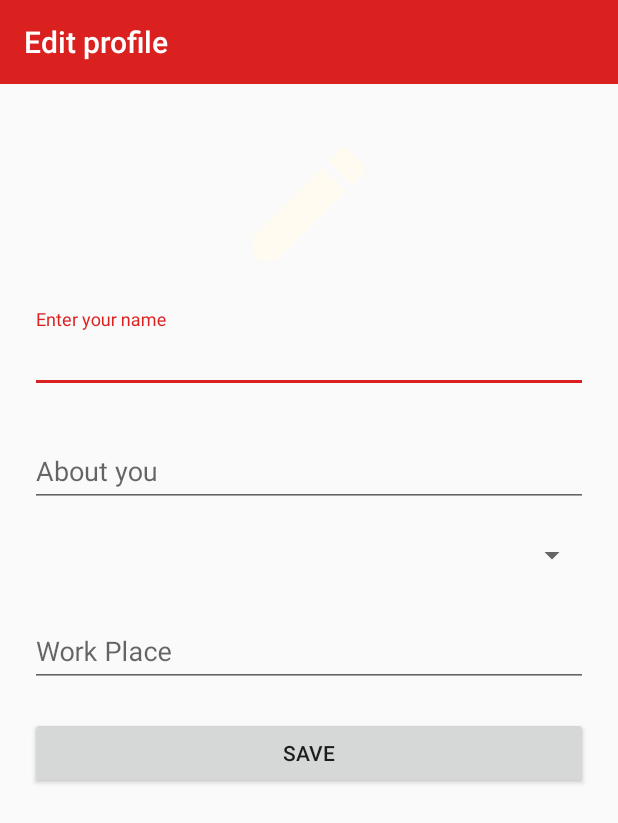
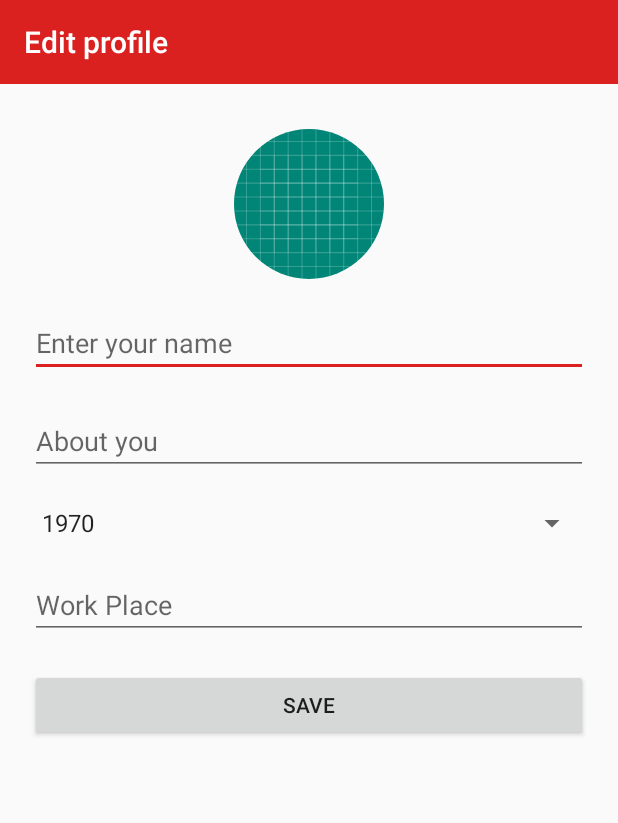
Before and after one commit to DevBold2019/Tinder-clone, an Android app: the setUpProfile screen opened directly, with no data from a screen before it, on a phone screen of 412 x 824 dp. Shown: the top 823 px of the screen. Run offline under Robolectric (Android 15) with nearby library versions, the phone set to English and light mode, and no system bars; our stand-ins replace CircleImageView, Firebase (no records; nobody signed in at launch, a user with empty details on screens opened directly); 3 statements that could not run were skipped.

Commit message:
saving data

```diff
--- a/app/src/main/java/com/example/tinder/Chats/Inbox/inboxActivity.kt
+++ b/app/src/main/java/com/example/tinder/Chats/Inbox/inboxActivity.kt
@@ -11,6 +11,7 @@ import com.example.tinder.Chats.inboxAdapter
 import com.example.tinder.Chats.inboxModel
 import com.example.tinder.R
 import com.example.tinder.mainScreen
+import com.google.android.material.floatingactionbutton.FloatingActionButton
 import kotlinx.android.synthetic.main.activity_inbox.*
 
 class inboxActivity : AppCompatActivity() {
@@ -29,7 +30,7 @@ class inboxActivity : AppCompatActivity() {
         supportActionBar!!.setDisplayHomeAsUpEnabled(true)
 
 
-       val btt:Button=findViewById(R.id.sendMessageButton)
+       val btt:FloatingActionButton=findViewById(R.id.sendMessageButton)
 
     /*   btt.setOnClickListener(View.OnClickListener {
          val gotText= messageEditText.text.toString()
--- a/app/src/main/java/com/example/tinder/Matches/matchAdapter.kt
+++ b/app/src/main/java/com/example/tinder/Matches/matchAdapter.kt
@@ -48,10 +48,10 @@ class matchAdapter: BaseAdapter {
         val t2:TextView=view.findViewById(R.id.MateAge)
         val t3:TextView=view.findViewById(R.id.MateLocation)
 
-        t1.text=contains.name
+        t1.text=contains.Name
         t2.text=contains.Age
-        t3.text=contains.location
-        Glide.with(view).load(contains.pic).into(image)
+      /*  t3.text=contains.location
+        Glide.with(view).load(contains.pic).into(image)*/
 
 
 
--- a/app/src/main/java/com/example/tinder/Matches/matchModel.kt
+++ b/app/src/main/java/com/example/tinder/Matches/matchModel.kt
@@ -1,5 +1,5 @@
 package com.example.tinder.Matches
 
-class matchModel(val name:String,val Age:String,val pic:Int,val location:String) {
+class matchModel(val Name:String,val Age:String) {
 
 }
--- a/app/src/main/java/com/example/tinder/Settings/Model/profile_model.kt
+++ b/app/src/main/java/com/example/tinder/Settings/Model/profile_model.kt
@@ -1,4 +1,4 @@
 package com.example.tinder.Settings.Model
 
-class profile_model(val name:String,val work:String,val about:String) {
+class profile_model(val Name:String,val About:String,val Work:String,val age:Int) {
 }
--- a/app/src/main/java/com/example/tinder/Settings/setUpProfile.kt
+++ b/app/src/main/java/com/example/tinder/Settings/setUpProfile.kt
@@ -1,31 +1,23 @@
 package com.example.tinder.Settings
 
+import android.annotation.SuppressLint
 import android.app.ProgressDialog
 import android.content.Intent
 import androidx.appcompat.app.AppCompatActivity
 import android.os.Bundle
 import android.view.View
-import android.widget.EditText
-import android.widget.Toast
+import android.widget.*
 
 import com.example.tinder.mainScreen
-import com.google.android.material.textfield.TextInputLayout
 import com.google.firebase.auth.FirebaseAuth
 import com.google.firebase.auth.FirebaseUser
 import com.google.firebase.database.DatabaseReference
 import com.google.firebase.database.FirebaseDatabase
 import de.hdodenhof.circleimageview.CircleImageView
-import androidx.core.content.ContextCompat.getSystemService
-import android.icu.lang.UCharacter.GraphemeClusterBreak.T
-import androidx.core.app.ComponentActivity.ExtraData
-import androidx.core.content.ContextCompat.getSystemService
-import android.icu.lang.UCharacter.GraphemeClusterBreak.T
+
 import com.example.tinder.R
 import com.example.tinder.Settings.Model.profile_model
 import com.google.android.gms.tasks.OnCompleteListener
-import java.util.*
-import kotlin.collections.HashMap
-
 
 class setUpProfile : AppCompatActivity() {
 
@@ -33,9 +25,15 @@ class setUpProfile : AppCompatActivity() {
     lateinit var currentUserDb:DatabaseReference
 
 
-    lateinit var  t1:TextInputLayout
-    lateinit var  t2:TextInputLayout
-    lateinit var  t3:TextInputLayout
+    lateinit var  t1:EditText
+    lateinit var  t2:EditText
+    lateinit var  t3:EditText
+    lateinit var spinner:Spinner
+
+   var thisyear:Int = 0
+   var selectedYear:Int = 0
+   var age:Int = 0
+
     lateinit var gender:String
     lateinit var id:String
     lateinit var progress:ProgressDialog
@@ -48,6 +46,7 @@ class setUpProfile : AppCompatActivity() {
     lateinit var work:String
     lateinit var imageV:CircleImageView
 
+    @SuppressLint("ResourceType")
     override fun onCreate(savedInstanceState: Bundle?) {
         super.onCreate(savedInstanceState)
         setContentView(R.layout.activity_set_up_profile)
@@ -74,12 +73,32 @@ class setUpProfile : AppCompatActivity() {
         t1=findViewById(R.id.enterName)
         t2=findViewById(R.id.AboutYou)
         t3=findViewById(R.id.WorkPLace)
+        spinner=findViewById(R.id.getYearOfBirth)
+
+
+
+
+        val adapter = ArrayAdapter.createFromResource(this, R.array.YOB, android.R.layout.simple_spinner_item)
+        adapter.setDropDownViewResource(android.R.layout.simple_spinner_dropdown_item)
+        spinner.adapter=adapter
+
+        thisyear=2019
+
+
+
+
+
 
         imageV=findViewById(R.id.newProfilePic)
+        imageV.setOnClickListener(
+            View.OnClickListener {
 
-        namey=t1.editText!!.text.toString()
-        about=t2.editText!!.text.toString()
-        work=t3.editText!!.text.toString()
+                Toast.makeText(applicationContext,"Select a picture",Toast.LENGTH_SHORT).show()
+
+            }
+        )
+
+
 
 
             }
@@ -89,33 +108,45 @@ class setUpProfile : AppCompatActivity() {
 
 
 
-        if (t1.editText!!.text.trim().isNotEmpty() && t2.editText!!.text.trim().isNotEmpty() && t3.editText!!.text.trim().isNotEmpty()){
+        if (t1.text.trim().isNotEmpty() && t2.text.trim().isNotEmpty() && t3.text.trim().isNotEmpty()){
+
+            //getting values of the edit texts
+
+            namey=t1.text.toString()
+            about=t2.text.toString()
+            work=t3.text.toString()
+
+            selectedYear=Integer.parseInt(spinner.selectedItem.toString())
+             age=thisyear-selectedYear
+
+
+            val data:profile_model
 
             currentUserDb=FirebaseDatabase.getInstance().reference.child("Users").child(gender).child(id)
 
-            val data:profile_model=profile_model(namey,work,about)
+            Toast.makeText(applicationContext,"Your age is\t"+age,Toast.LENGTH_SHORT).show()
 
-            currentUserDb.child("Name").setValue(namey)
+         /*  val addData=currentUserDb.push().key
+           data = profile_model(namey,about,work,age)
+            currentUserDb.child(addData!!).setValue(data)
+            currentUserDb.child(addData).setValue(data).addOnCompleteListener( OnCompleteListener {
+                Toast.makeText(this,"Saved",Toast.LENGTH_SHORT).show()
+                intent = Intent(this, mainScreen::class.java)
+                startActivity(intent)
+                finish()
+            })*/
+
+           currentUserDb.child("Name").setValue(namey)
             currentUserDb.child("Work").setValue(work)
-            currentUserDb.child("About").setValue(about).addOnCompleteListener( OnCompleteListener {
+            currentUserDb.child("Age").setValue(age).addOnCompleteListener( OnCompleteListener {
 
-
-                Toast.makeText(this,"saved Sucessfully",Toast.LENGTH_SHORT).show()
+                Toast.makeText(this,"Saved",Toast.LENGTH_SHORT).show()
 
                 intent = Intent(this, mainScreen::class.java)
                 startActivity(intent)
                 finish()
 
             })
-
-            /*val addData=currentUserDb.push().key
-
-
-            currentUserDb.child(addData!!).setValue(data).addOnCompleteListener(OnCompleteListener {
-
-
-            })*/
-
 
         }else{
 
@@ -124,8 +155,6 @@ class setUpProfile : AppCompatActivity() {
         }
 
 
-
-
             }
 
 
--- /dev/null
+++ b/app/src/main/res/drawable/ic_send_black_24dp.xml
@@ -0,0 +1,5 @@
+<vector android:height="24dp" android:tint="#F6FCFF"
+    android:viewportHeight="24.0" android:viewportWidth="24.0"
+    android:width="24dp" xmlns:android="http://schemas.android.com/apk/res/android">
+    <path android:fillColor="#FF000000" android:pathData="M2.01,21L23,12 2.01,3 2,10l15,2 -15,2z"/>
+</vector>
--- a/app/src/main/res/layout/activity_inbox.xml
+++ b/app/src/main/res/layout/activity_inbox.xml
@@ -43,6 +43,7 @@
                 android:layout_height="45dp"
                 android:layout_margin="10dp"
                 android:hint="Type mesage here\t\t\t\t\t\t\t"
+                android:drawableLeft="@drawable/ic_insert_emoticon_black_24dp"
                 android:maxWidth="300dp"
                 android:maxHeight="300dp"
                 android:maxLines="8"
@@ -51,14 +52,15 @@
                 app:layout_constraintStart_toStartOf="parent"
                 app:layout_constraintTop_toTopOf="parent" />
 
-            <Button
+            <com.google.android.material.floatingactionbutton.FloatingActionButton
                 android:id="@+id/sendMessageButton"
                 android:layout_width="wrap_content"
                 android:layout_height="wrap_content"
                 android:layout_margin="10dp"
                 android:layout_marginBottom="10dp"
                 android:gravity="center"
-                android:text="Send"
+                android:src="@drawable/ic_send_black_24dp"
+                android:background="@drawable/send_bg"
                 app:layout_constraintBottom_toBottomOf="parent"
                 app:layout_constraintEnd_toEndOf="parent"
                 app:layout_constraintTop_toTopOf="parent" />
--- a/app/src/main/res/layout/activity_set_up_profile.xml
+++ b/app/src/main/res/layout/activity_set_up_profile.xml
@@ -38,39 +38,35 @@
                     app:layout_constraintLeft_toLeftOf="parent"
                     app:layout_constraintRight_toRightOf="parent"
                     android:scaleType="centerCrop"
-                    android:src="@drawable/ic_edit_black_24dp"
+                    android:src="@drawable/ic_launcher_background"
                     android:layout_margin="30dp"/>
-
-                <com.google.android.material.textfield.TextInputLayout
-                    android:layout_width="match_parent"
-                    android:layout_height="wrap_content"
-                    android:layout_margin="20dp"
-                    android:id="@+id/enterName"
-                    app:layout_constraintTop_toBottomOf="@+id/newProfilePic">
-                    <com.google.android.material.textfield.TextInputEditText
-                        android:layout_width="match_parent"
-                        android:layout_height="wrap_content"
-                        android:hint="Enter your name" />
-
-                </com.google.android.material.textfield.TextInputLayout>
 
 
 
-                <com.google.android.material.textfield.TextInputLayout
-                    android:layout_width="match_parent"
-                    android:layout_height="wrap_content"
-                    android:layout_margin="20dp"
-                    android:id="@+id/AboutYou"
-                    app:layout_constraintTop_toBottomOf="@+id/enterName">
+                    <EditText
+                        android:layout_width="match_parent"
+                        android:layout_height="wrap_content"
+                        android:id="@+id/enterName"
+                        android:inputType="text"
+                        android:layout_margin="20dp"
+                        app:layout_constraintTop_toBottomOf="@+id/newProfilePic"
+                        android:hint="Enter your name" />
 
-                    <com.google.android.material.textfield.TextInputEditText
+
+
+
+
+                    <EditText
                         android:layout_width="match_parent"
                         android:layout_height="wrap_content"
                         android:maxLines="6"
+                        android:id="@+id/AboutYou"
                         android:maxWidth="300dp"
+                        android:layout_margin="20dp"
+                        app:layout_constraintTop_toBottomOf="@+id/enterName"
                         android:hint="About you" />
 
-                </com.google.android.material.textfield.TextInputLayout>
+
 
                 <Spinner
                     android:layout_width="match_parent"
@@ -79,21 +75,19 @@
                     android:id="@+id/getYearOfBirth"
                     app:layout_constraintTop_toBottomOf="@+id/AboutYou"/>
 
-                <com.google.android.material.textfield.TextInputLayout
-                    android:layout_width="match_parent"
-                    android:layout_height="wrap_content"
-                    android:layout_margin="20dp"
-                    android:id="@+id/WorkPLace"
-                    app:layout_constraintTop_toBottomOf="@+id/getYearOfBirth">
 
-                    <com.google.android.material.textfield.TextInputEditText
+
+                    <EditText
                         android:layout_width="match_parent"
                         android:layout_height="wrap_content"
                         android:maxLines="6"
+                        android:layout_margin="20dp"
+                        android:id="@+id/WorkPLace"
+                        app:layout_constraintTop_toBottomOf="@+id/getYearOfBirth"
                         android:maxWidth="300dp"
                         android:hint="Work Place" />
 
-                </com.google.android.material.textfield.TextInputLayout>
+
 
                 <Button
                     android:layout_width="match_parent"
--- a/app/src/main/res/values/strings.xml
+++ b/app/src/main/res/values/strings.xml
@@ -5,4 +5,37 @@
 
     <!-- TODO: Remove or change this placeholder text -->
     <string name="hello_blank_fragment">Hello blank fragment</string>
+
+    <string-array name="YOB">
+        <item>1970</item>
+        <item>1971</item>
+        <item>1972</item>
+        <item>1973</item>
+        <item>1974</item>
+        <item>1975</item>
+        <item>1976</item>
+        <item>1977</item>
+        <item>1978</item>
+        <item>1979</item>
+        <item>1980</item>
+        <item>1981</item>
+        <item>1982</item>
+        <item>1983</item>
+        <item>1989</item>
+        <item>1990</item>
+        <item>1991</item>
+        <item>1992</item>
+        <item>1993</item>
+        <item>1994</item>
+        <item>1995</item>
+        <item>1996</item>
+        <item>1997</item>
+        <item>1998</item>
+        <item>1999</item>
+        <item>2000</item>
+        <item>2001</item>
+
+
+
+    </string-array>
 </resources>
```
Also changed, not shown: app/src/main/java/com/example/tinder/Fragments/fragment1.kt (+121 -23 lines), app/src/main/java/com/example/tinder/Registry/RegisterActivity.kt (+35 -16 lines), app/src/main/java/com/example/tinder/Registry/SignUpActivity.kt (+9 -2 lines), app/src/main/res/drawable/ic_insert_emoticon_black_24dp.xml (added, +9 -0 lines), app/src/main/res/drawable/send_bg.xml (added, +9 -0 lines).
